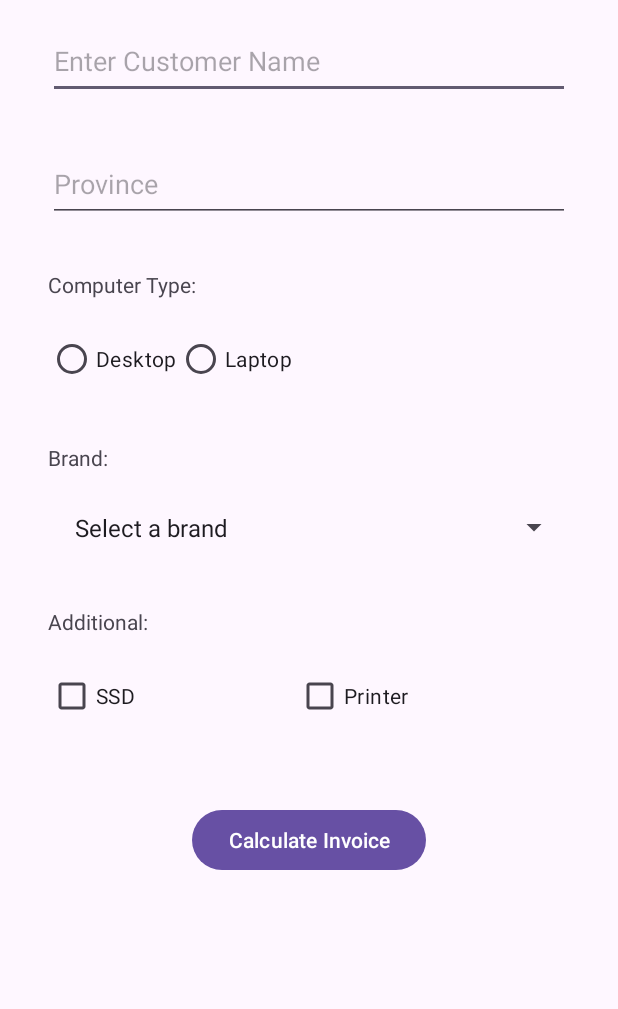
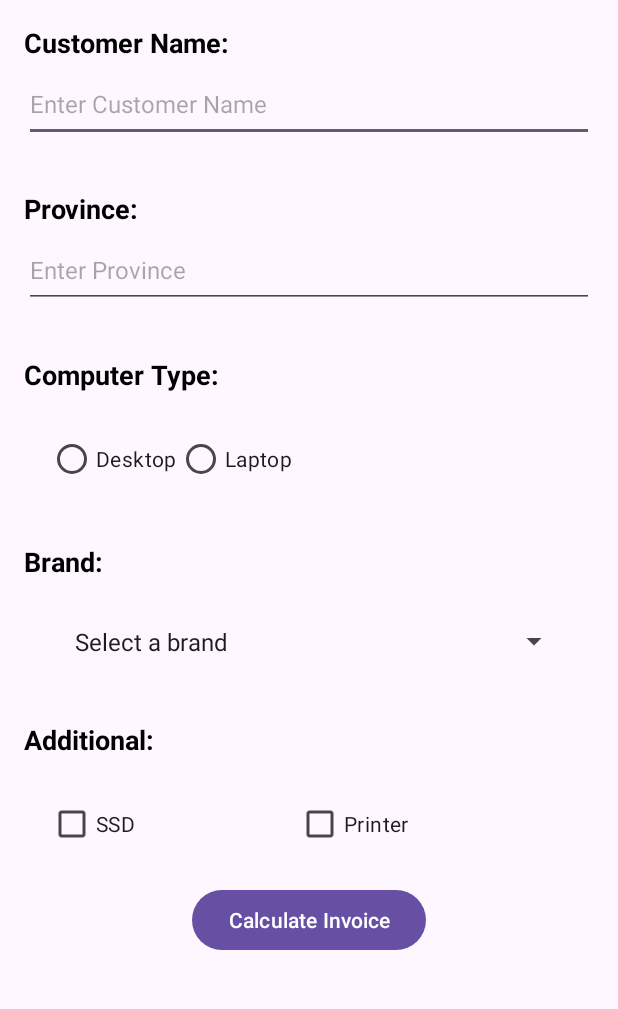
Before and after one commit to sagar0037/TheShoppy, an Android app: the screen it shows after launch (MainActivity), on a phone screen of 412 x 824 dp, the part 97-1106 px from its top. Run offline under Robolectric (Android 15) with nearby library versions, the phone set to English and light mode, and no system bars.

Commit message:
third commit

```diff
--- a/app/src/main/java/com/example/theshoppy/MainActivity.java
+++ b/app/src/main/java/com/example/theshoppy/MainActivity.java
@@ -29,17 +29,18 @@ public class MainActivity extends AppCompatActivity {
     RadioGroup computerTypeRadioGroup, laptopPeripherals, desktopPeripherals;
     Spinner spinner;
     CheckBox ssdCheckBox, printerCheckBox;
-    TextView peripheralsTextView, invoiceText;
+    TextView peripheralsTextView, invoiceTitle, invoiceText;
 
+    //list of provinces (for checking valid input of province)
     final private List<String> provinces = Arrays.asList(
             "Alberta", "British Columbia", "Manitoba", "New Brunswick", "Newfoundland and Labrador",
             "Nova Scotia", "Ontario", "Prince Edward Island", "Quebec", "Saskatchewan"
     );
 
+    //list of brands for displaying in the spinner (drop-down list)
     private ArrayList<String> brands;
-
-    private final Invoice invoice = new Invoice();
-    private double baseCost = 0;
+    private final Invoice invoice = new Invoice(); //creating object of Invoice class
+    private double baseCost = 0; //cost without tax
     final double TAX_RATE = 0.13; // constant for 13% TAX
 
 
@@ -61,14 +62,18 @@ public class MainActivity extends AppCompatActivity {
         computerTypeRadioGroup = findViewById(R.id.computerTypeRadioGroup);
         laptopPeripherals = findViewById(R.id.laptopPeripherals);
         desktopPeripherals = findViewById(R.id.desktopPeripherals);
+
+        //to handle the radio button click for computer type radio group (laptop and desktop)
         computerTypeRadioGroup.setOnCheckedChangeListener(new RadioGroup.OnCheckedChangeListener() {
             @Override
             public void onCheckedChanged(RadioGroup group, int checkedId) {
+                //if radio button for desktop is clicked
                 if (checkedId == R.id.desktopRadioButton) {
                     peripheralsTextView.setVisibility(View.VISIBLE);
                     desktopPeripherals.setVisibility(View.VISIBLE);
                     laptopPeripherals.setVisibility(View.GONE);
                 }
+                //if radio button for laptop is clicked
                 else if (checkedId == R.id.laptopRadioButton) {
                     peripheralsTextView.setVisibility(View.VISIBLE);
                     laptopPeripherals.setVisibility(View.VISIBLE);
@@ -109,8 +114,10 @@ public class MainActivity extends AppCompatActivity {
         calculateInvoiceBtn.setOnClickListener(new View.OnClickListener() { // when the button is clicked
             @Override
             public void onClick(View view) {
-                //invoice as a multi-line text
+                //invoice
+                invoiceTitle = findViewById(R.id.invoiceTitle);
                 invoiceText = findViewById(R.id.invoiceText);
+                invoiceTitle.setText(""); //clears invoice label
                 invoiceText.setText(""); //clears the invoice
 
                 //validation for customer name and province
@@ -137,14 +144,14 @@ public class MainActivity extends AppCompatActivity {
                 invoice.setTotalCost(String.format(Locale.ENGLISH,"$%.2f", totalCost));
 
                 //text to be shown when the Calculate Button is clicked
-                String result = "INVOICE:\n\n" +
-                        "Customer: " + invoice.getCustomerName() + "\n" +
+                String result = "Customer: " + invoice.getCustomerName() + "\n" +
                         "Province: " + invoice.getProvince() + "\n" +
                         "Computer: " + invoice.getComputerType() + "\n" +
                         "Brand: " + invoice.getBrand() + "\n" +
                         "Additional: " + invoice.getAdditional() + "\n" +
                         "Added Peripherals: " + invoice.getPeripherals() + "\n" +
                         "Cost: " + invoice.getTotalCost();
+                invoiceTitle.setText(R.string.invoice_label);
                 invoiceText.setText(result);
 
             }
@@ -230,7 +237,7 @@ public class MainActivity extends AppCompatActivity {
                 else{
                     Toast.makeText(view.getContext(), "Please select one peripheral", Toast.LENGTH_SHORT).show();
                     return false;
-                }
+            }
             }
 
             //selection of the cost of the desktop computers based on brand
--- a/app/src/main/res/layout/activity_main.xml
+++ b/app/src/main/res/layout/activity_main.xml
@@ -20,22 +20,38 @@
             android:layout_centerHorizontal="true"
             android:layout_marginTop="16dp"/>
 
+        <TextView
+            android:id="@+id/customerNameTextView"
+            android:layout_width="wrap_content"
+            android:layout_height="wrap_content"
+            android:text="@string/name_label"
+            android:layout_below="@id/textView"
+            style="@style/labelTextStyle"/>
+
         <EditText
             android:id="@+id/customerNameText"
             android:layout_width="match_parent"
             android:layout_height="50dp"
             android:hint="@string/name_hint"
-            android:layout_below="@id/textView"
-            android:layout_margin="16dp"
+            android:layout_below="@id/customerNameTextView"
+            style="@style/inputTextStyle"
             android:inputType="textPersonName" />
+
+        <TextView
+            android:id="@+id/provinceTextView"
+            android:layout_width="wrap_content"
+            android:layout_height="wrap_content"
+            android:text="@string/province_label"
+            android:layout_below="@id/customerNameText"
+            style="@style/labelTextStyle"/>
 
         <AutoCompleteTextView
             android:id="@+id/provinceText"
             android:layout_width="match_parent"
             android:layout_height="50dp"
             android:hint="@string/province_hint"
-            android:layout_below="@id/customerNameText"
-            android:layout_margin="16dp"/>
+            android:layout_below="@id/provinceTextView"
+            style="@style/inputTextStyle"/>
 
         <TextView
             android:id="@+id/computerTypeTextView"
@@ -43,8 +59,7 @@
             android:layout_height="wrap_content"
             android:text="@string/computer_type"
             android:layout_below="@id/provinceText"
-            android:layout_marginTop="16dp"
-            android:layout_marginHorizontal="16dp"/>
+            style="@style/labelTextStyle"/>
 
         <RadioGroup
             android:id="@+id/computerTypeRadioGroup"
@@ -74,8 +89,7 @@
             android:layout_height="wrap_content"
             android:text="@string/brand"
             android:layout_below="@id/computerTypeRadioGroup"
-            android:layout_marginTop="16dp"
-            android:layout_marginHorizontal="16dp"/>
+            style="@style/labelTextStyle"/>
 
         <Spinner
             android:id="@+id/brandSpinner"
@@ -91,8 +105,7 @@
             android:layout_height="wrap_content"
             android:text="@string/additional"
             android:layout_below="@id/brandSpinner"
-            android:layout_marginTop="16dp"
-            android:layout_marginHorizontal="16dp"/>
+            style="@style/labelTextStyle"/>
 
         <LinearLayout
             android:id="@+id/spinnerLinearLayout"
@@ -124,9 +137,8 @@
             android:layout_height="wrap_content"
             android:text="@string/peripheral_label"
             android:layout_below="@id/spinnerLinearLayout"
-            android:layout_marginTop="16dp"
             android:visibility="gone"
-            android:layout_marginHorizontal="16dp"/>
+            style="@style/labelTextStyle"/>
 
         <LinearLayout
             android:id="@+id/radioGroupLinearLayout"
@@ -199,7 +211,20 @@
             android:text="@string/calculate_invoice"
             android:layout_below="@id/radioGroupLinearLayout"
             android:layout_centerHorizontal="true"
-            android:layout_marginTop="32dp"/>
+            android:layout_marginBottom="16dp"/>
+
+        <TextView
+            android:id="@+id/invoiceTitle"
+            android:layout_width="match_parent"
+            android:layout_height="wrap_content"
+            android:text=""
+            android:textSize="20sp"
+            android:textStyle="bold"
+            android:maxLines="10"
+            android:textAlignment="textStart"
+            android:layout_below="@id/calculateButton"
+            android:layout_centerHorizontal="true"
+            style="@style/labelTextStyle" />
 
         <TextView
             android:id="@+id/invoiceText"
@@ -209,9 +234,10 @@
             android:textSize="18sp"
             android:maxLines="10"
             android:textAlignment="textStart"
-            android:layout_below="@id/calculateButton"
+            android:layout_below="@id/invoiceTitle"
             android:layout_centerHorizontal="true"
-            android:layout_margin="16dp"/>
+            android:layout_marginHorizontal="16dp"
+            android:layout_marginBottom="50dp"/>
 
     </RelativeLayout>
 
--- a/app/src/main/res/values/strings.xml
+++ b/app/src/main/res/values/strings.xml
@@ -1,7 +1,9 @@
 <resources>
     <string name="app_name">TheShoppy</string>
+    <string name="name_label">Customer Name:</string>
     <string name="name_hint">Enter Customer Name</string>
-    <string name="province_hint">Province</string>
+    <string name="province_label">Province:</string>
+    <string name="province_hint">Enter Province</string>
     <string name="desktop">Desktop</string>
     <string name="laptop">Laptop</string>
     <string name="ssd">SSD</string>
@@ -17,4 +19,5 @@
     <string name="brand">Brand:</string>
     <string name="additional">Additional:</string>
     <string name="peripheral_label">Select a peripheral device:</string>
+    <string name="invoice_label">Invoice:</string>
 </resources>
--- /dev/null
+++ b/app/src/main/res/values/styles.xml
@@ -0,0 +1,19 @@
+<?xml version="1.0" encoding="utf-8"?>
+<resources>
+    <style name="labelTextStyle">
+        <item name="android:textColor">@color/black</item>
+        <item name="android:textSize">18sp</item>
+        <item name="android:textStyle">bold</item>
+        <item name="android:layout_marginBottom">4dp</item>
+        <item name="android:layout_marginTop">16dp</item>
+    </style>
+
+    <style name="inputTextStyle">
+        <item name="android:textColor">@color/black</item>
+        <item name="android:textSize">16sp</item>
+        <item name="android:layout_marginBottom">16dp</item>
+    </style>
+
+
+
+</resources>
```
